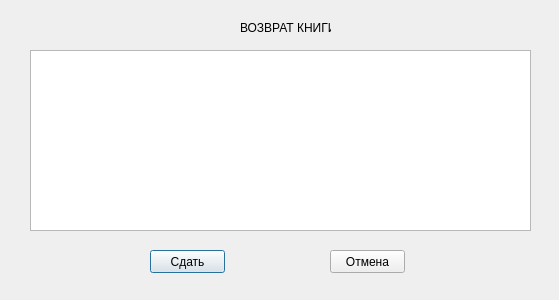
Old version of the form return_book/return_book.ui in the repository vladislavvasyukov/library.
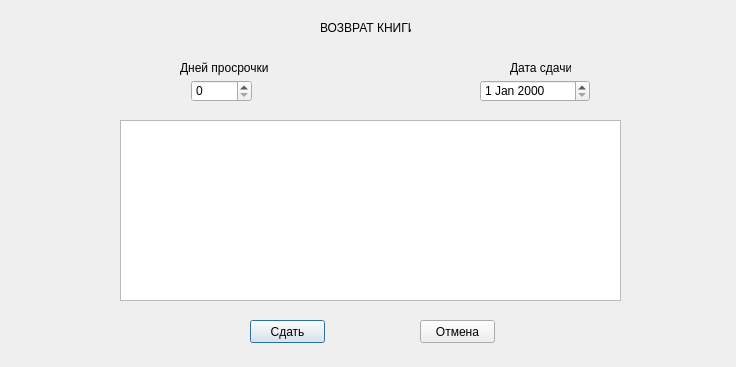
New version of the form.

Commit message: change window of returning books

```diff
--- a/return_book/return_book.ui
+++ b/return_book/return_book.ui
@@ -6,8 +6,8 @@
    <rect>
     <x>0</x>
     <y>0</y>
-    <width>559</width>
-    <height>300</height>
+    <width>736</width>
+    <height>367</height>
    </rect>
   </property>
   <property name="windowTitle">
@@ -16,7 +16,7 @@
   <widget class="QLabel" name="label">
    <property name="geometry">
     <rect>
-     <x>240</x>
+     <x>320</x>
      <y>20</y>
      <width>91</width>
      <height>16</height>
@@ -29,8 +29,8 @@
   <widget class="QTableView" name="tableView">
    <property name="geometry">
     <rect>
-     <x>30</x>
-     <y>50</y>
+     <x>120</x>
+     <y>120</y>
      <width>501</width>
      <height>181</height>
     </rect>
@@ -39,8 +39,8 @@
   <widget class="QPushButton" name="pushButton">
    <property name="geometry">
     <rect>
-     <x>150</x>
-     <y>250</y>
+     <x>250</x>
+     <y>320</y>
      <width>75</width>
      <height>23</height>
     </rect>
@@ -52,8 +52,8 @@
   <widget class="QPushButton" name="pushButton_2">
    <property name="geometry">
     <rect>
-     <x>330</x>
-     <y>250</y>
+     <x>420</x>
+     <y>320</y>
      <width>75</width>
      <height>23</height>
     </rect>
@@ -62,6 +62,52 @@
     <string>Отмена</string>
    </property>
   </widget>
+  <widget class="QDateEdit" name="dateEdit">
+   <property name="geometry">
+    <rect>
+     <x>480</x>
+     <y>80</y>
+     <width>110</width>
+     <height>22</height>
+    </rect>
+   </property>
+  </widget>
+  <widget class="QLabel" name="label_2">
+   <property name="geometry">
+    <rect>
+     <x>510</x>
+     <y>60</y>
+     <width>61</width>
+     <height>16</height>
+    </rect>
+   </property>
+   <property name="text">
+    <string>Дата сдачи</string>
+   </property>
+  </widget>
+  <widget class="QLabel" name="label_3">
+   <property name="geometry">
+    <rect>
+     <x>180</x>
+     <y>60</y>
+     <width>91</width>
+     <height>16</height>
+    </rect>
+   </property>
+   <property name="text">
+    <string>Дней просрочки</string>
+   </property>
+  </widget>
+  <widget class="QSpinBox" name="spinBox">
+   <property name="geometry">
+    <rect>
+     <x>191</x>
+     <y>80</y>
+     <width>61</width>
+     <height>22</height>
+    </rect>
+   </property>
+  </widget>
  </widget>
  <resources/>
  <connections/>
```
The commit also changes 3 other files.
